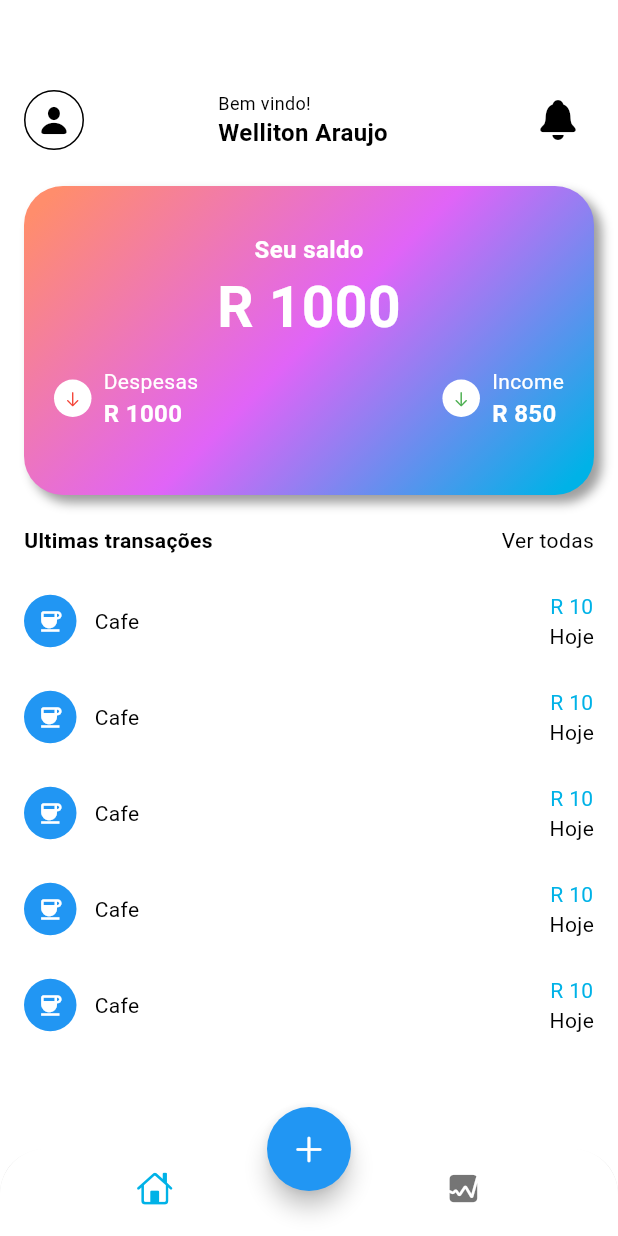
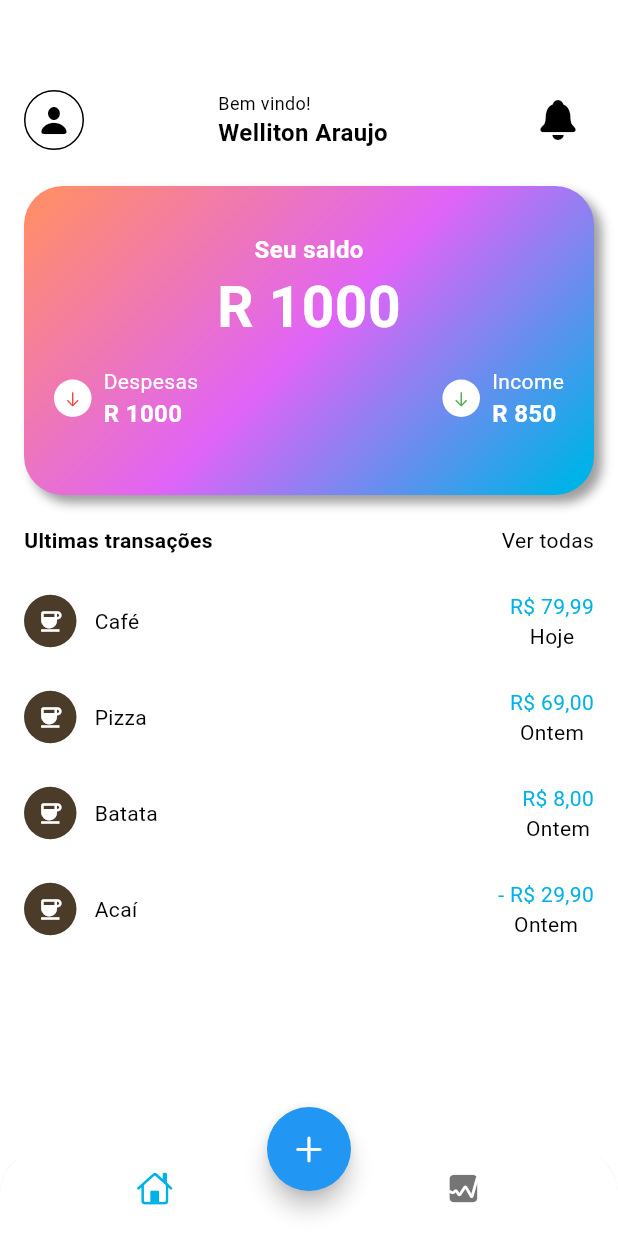
Before and after one commit to wellitonaraujo/despesas_app, a Flutter app: the screen it shows after launch, on a phone screen of 412 x 824 dp. Run offline on Flutter 3.47's test engine with Material 3 defaults, Android fonts, the phone set to English and light mode, and no system bars; our stand-ins replace font_awesome_flutter.

Commit message:
feat: create mock data for transactions

```diff
--- /dev/null
+++ b/lib/data/data.dart
@@ -0,0 +1,34 @@
+import 'dart:ui';
+
+import 'package:font_awesome_flutter/font_awesome_flutter.dart';
+
+List<Map<String, dynamic>> transactionsData = [
+  {
+    'icon': const FaIcon(FontAwesomeIcons.mugSaucer),
+    'color': const Color(0xFF4B3C2A),
+    'name': 'Café',
+    'totalBalance': 'R\$ 79,99',
+    'date': 'Hoje',
+  },
+   {
+    'icon': const FaIcon(FontAwesomeIcons.mugSaucer),
+    'color': const Color(0xFF4B3C2A),
+    'name': 'Pizza',
+    'totalBalance': 'R\$ 69,00',
+    'date': 'Ontem',
+  },
+  {
+    'icon': const FaIcon(FontAwesomeIcons.mugSaucer),
+    'color': const Color(0xFF4B3C2A),
+    'name': 'Batata',
+    'totalBalance': 'R\$ 8,00',
+    'date': 'Ontem',
+  },
+  {
+    'icon': const FaIcon(FontAwesomeIcons.mugSaucer),
+    'color': const Color(0xFF4B3C2A),
+    'name': 'Acaí',
+    'totalBalance': '- R\$ 29,90',
+    'date': 'Ontem',
+  },
+];
--- a/lib/screens/views/main_screen.dart
+++ b/lib/screens/views/main_screen.dart
@@ -1,5 +1,6 @@
 import 'dart:math';
 
+import 'package:despesas_app/data/data.dart';
 import 'package:flutter/cupertino.dart';
 import 'package:flutter/material.dart';
 
@@ -12,7 +13,6 @@ class MainScreen extends StatelessWidget {
       child: Padding(
         padding: const EdgeInsets.symmetric(horizontal: 16.0),
         child: Column(
-
           children: [
           Container(
             color: Colors.white,
@@ -214,7 +214,7 @@ class MainScreen extends StatelessWidget {
           const SizedBox(height: 20),
           Expanded(
             child: ListView.builder(
-              itemCount: 5,
+              itemCount: transactionsData.length,
               itemBuilder: (context, int i) {
                 return Padding(
                   padding: const EdgeInsets.only(bottom: 16.0),
@@ -236,9 +236,9 @@ class MainScreen extends StatelessWidget {
                                   Container(
                                     width: 35,
                                     height: 35,
-                                    decoration: const BoxDecoration(
+                                    decoration: BoxDecoration(
                                       shape: BoxShape.circle,
-                                      color: Colors.blue,
+                                      color: transactionsData[i]['color'],
                                     ),
                                   ),
                                   Icon(
@@ -248,7 +248,7 @@ class MainScreen extends StatelessWidget {
                                 ],
                               ),
                               SizedBox(width: 12),
-                              Text("Cafe", style: TextStyle(
+                              Text(transactionsData[i]['name'], style: TextStyle(
                                 fontSize: 14,
                                 fontWeight: FontWeight.w400,
                                 color: Theme.of(context).colorScheme.outline,
@@ -257,14 +257,15 @@ class MainScreen extends StatelessWidget {
                             ],
                           ),
                           Column(
+
                             children: [
-                              Text("R 10", style: TextStyle(
+                              Text(transactionsData[i]['totalBalance'], style: TextStyle(
                                 fontSize: 14,
                                 fontWeight: FontWeight.w400,
                                 color: Theme.of(context).colorScheme.primary,
                               ),
                               ),
-                              Text("Hoje", style: TextStyle(
+                              Text(transactionsData[i]['date'], style: TextStyle(
                                 fontSize: 14,
                                 fontWeight: FontWeight.w400,
                                 color: Theme.of(context).colorScheme.outline,
--- a/pubspec.yaml
+++ b/pubspec.yaml
@@ -34,6 +34,7 @@ dependencies:
   # The following adds the Cupertino Icons font to your application.
   # Use with the CupertinoIcons class for iOS style icons.
   cupertino_icons: ^1.0.8
+  font_awesome_flutter: '>= 4.7.0'
 
 dev_dependencies:
   flutter_test:
```
Also changed, not shown: pubspec.lock.
